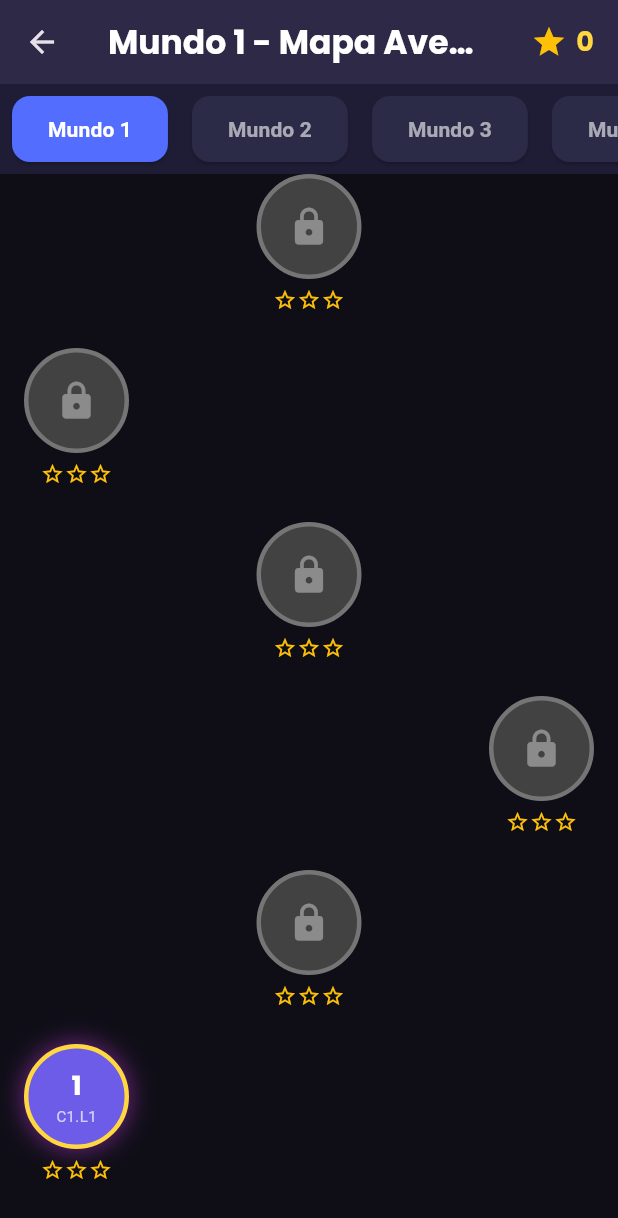
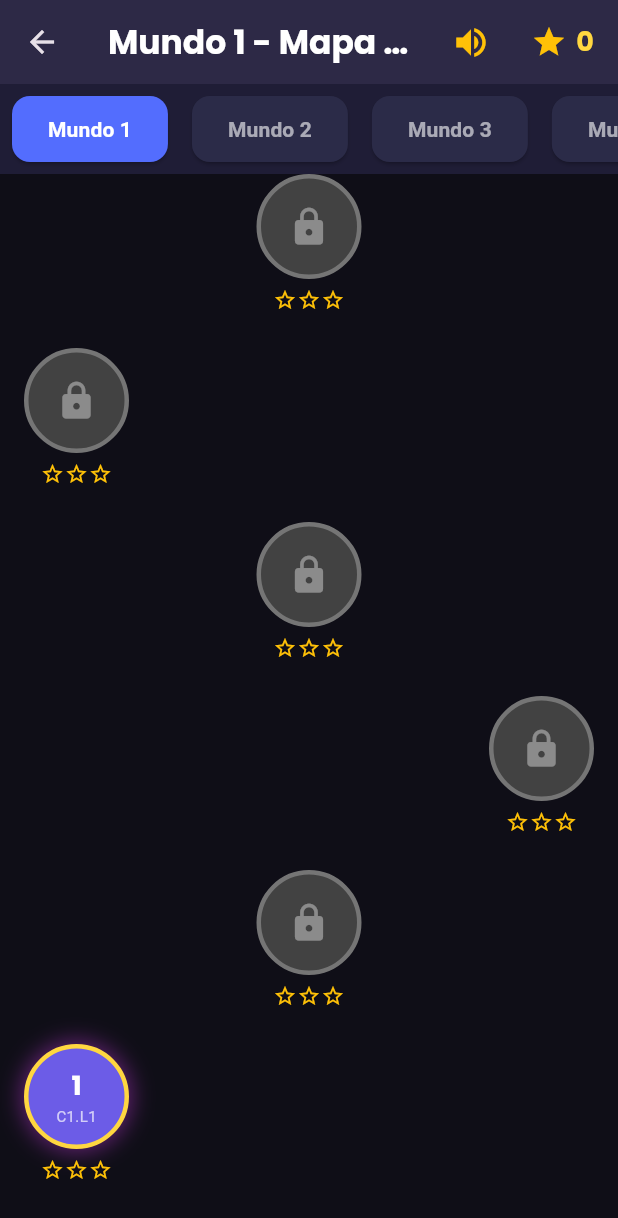
Before and after one commit to MFerman17/trivia_word, a Flutter app: the MapScreen screen opened directly, on a phone screen of 412 x 824 dp. Shown: the top 1218 px of the screen. Run offline on Flutter 3.47's test engine with Material 3 defaults, Android fonts, the light colour scheme and no system bars; our stand-ins replace audioplayers, google_fonts, shared_preferences; accounts and stored records are empty.

Commit message:
se realizan cambios en map

```diff
--- a/lib/screens/map_screen.dart
+++ b/lib/screens/map_screen.dart
@@ -1,6 +1,7 @@
 import 'package:flutter/material.dart';
 import 'package:google_fonts/google_fonts.dart';
 import '../models/stage_progress.dart';
+import '../services/audio_service.dart';
 import '../services/save_service.dart';
 import 'game_screen.dart';
 
@@ -15,6 +16,7 @@ class _MapScreenState extends State<MapScreen> {
   int _selectedWorld = 1;
   int _totalStars = 0;
   bool _isLoading = true;
+  bool _isMuted = AudioService.isMuted;
 
   final Map<String, StageProgress> _stagesProgress = {};
 
@@ -22,6 +24,13 @@ class _MapScreenState extends State<MapScreen> {
   void initState() {
     super.initState();
     _loadAllProgress();
+    AudioService.playBgm('bg_music.mp3');
+  }
+
+  @override
+  void dispose() {
+    AudioService.stopBgm();
+    super.dispose();
   }
 
   Future<void> _loadAllProgress() async {
@@ -56,7 +65,11 @@ class _MapScreenState extends State<MapScreen> {
           levelNumber: levelNumber,
         ),
       ),
-    ).then((_) => _loadAllProgress());
+    ).then((_) {
+      _loadAllProgress();
+      // El nivel detiene su propia música al salir; retomamos la del mapa.
+      AudioService.playBgm('bg_music.mp3');
+    });
   }
 
   @override
@@ -71,6 +84,20 @@ class _MapScreenState extends State<MapScreen> {
           style: GoogleFonts.poppins(color: Colors.white, fontWeight: FontWeight.bold),
         ),
         actions: [
+          IconButton(
+            icon: Icon(
+              _isMuted ? Icons.volume_off : Icons.volume_up,
+              color: _isMuted ? Colors.redAccent : Colors.amber,
+              size: 26,
+            ),
+            tooltip: _isMuted ? 'Activar sonido' : 'Silenciar',
+            onPressed: () {
+              AudioService.toggleMute();
+              setState(() {
+                _isMuted = AudioService.isMuted;
+              });
+            },
+          ),
           Padding(
             padding: const EdgeInsets.symmetric(horizontal: 16.0),
             child: Row(
```
